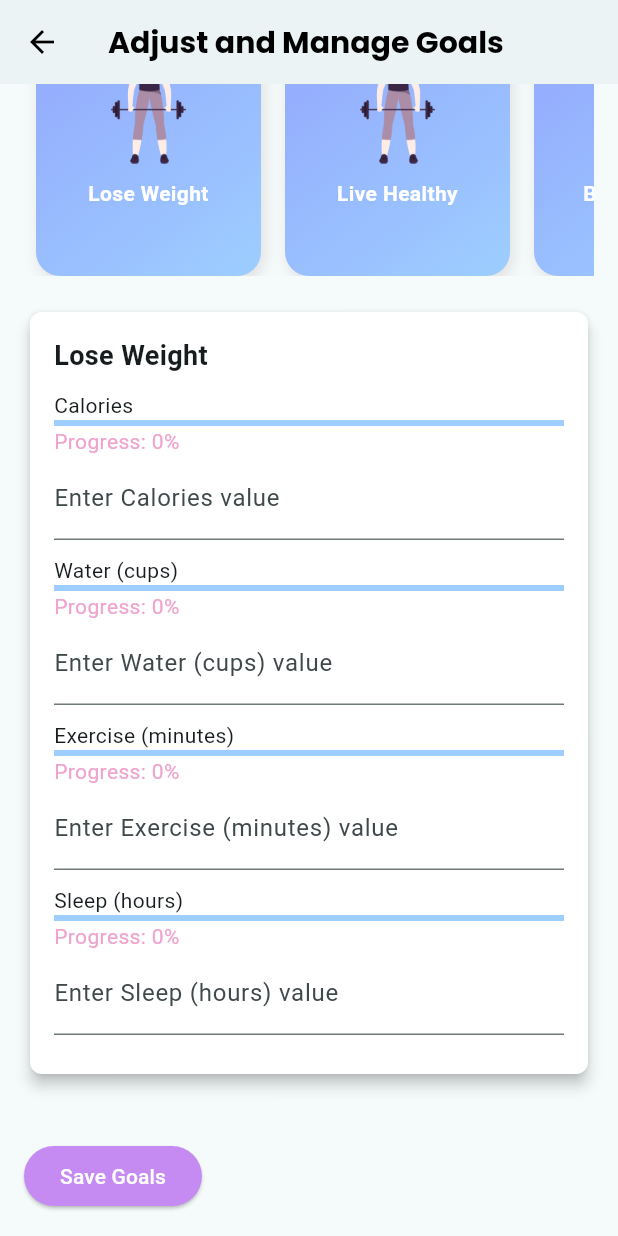
After one commit to SachchitBalamurugan/bpa_app_health, a Flutter app: the screen it shows after launch, item 2 of the bottom bar chosen, scrolled down 88 dp, after a tap on "Save Goals", on a phone screen of 412 x 824 dp. The commit adds this screen. Run offline on Flutter 3.47's test engine with Material 3 defaults, Android fonts, the phone set to English and light mode, and no system bars; our stand-ins replace google_fonts; missing offline and left inert: heart_bpm.

Commit message:
add goals

```diff
--- a/lib/main.dart
+++ b/lib/main.dart
@@ -16,7 +16,7 @@ class MyApp extends StatelessWidget {
     return MaterialApp(
       title: 'Flutter Demo',
       theme: ThemeData(
-        colorScheme: ColorScheme.fromSeed(seedColor: Colors.deepPurple),
+        colorScheme: ColorScheme.fromSeed(seedColor: Colors.white),
         useMaterial3: true,
       ),
       home: DashboardScreen(),
--- /dev/null
+++ b/lib/screens/goals.dart
@@ -0,0 +1,236 @@
+import 'package:flutter/material.dart';
+import 'package:google_fonts/google_fonts.dart';
+import 'package:healthapp/screens/home.dart';
+
+void main() {
+  runApp(MaterialApp(
+    home: AddGoalsScreen(),
+  ));
+}
+
+class AddGoalsScreen extends StatefulWidget {
+  @override
+  _AddGoalsScreenState createState() => _AddGoalsScreenState();
+}
+
+class _AddGoalsScreenState extends State<AddGoalsScreen> {
+  // Initial selected goal
+  String? selectedGoal;
+
+  // Define the goal structure with sub-goals
+  final Map<String, Map<String, double>> goals = {
+    "Lose Weight": {
+      "Calories": 2000,
+      "Water (cups)": 8,
+      "Exercise (minutes)": 30,
+      "Sleep (hours)": 8,
+    },
+    "Live Healthy": {
+      "Calories": 1800,
+      "Water (cups)": 10,
+      "Exercise (minutes)": 45,
+      "Sleep (hours)": 8,
+      "Vegetables (servings)": 5,
+    },
+    "Build Muscle": {
+      "Calories": 2500,
+      "Protein (grams)": 150,
+      "Exercise (minutes)": 60,
+      "Sleep (hours)": 8,
+    },
+    "Improve Shape": {
+      "Calories": 2200,
+      "Water (cups)": 8,
+      "Exercise (minutes - strength)": 40,
+      "Exercise (minutes - flexibility)": 20,
+      "Exercise (minutes - cardio)": 30,
+      "Sleep (hours)": 8,
+    },
+  };
+
+  // To hold progress for each sub-goal
+  Map<String, double> progress = {};
+
+  // Method to update progress
+  void updateProgress(String subGoal, double value) {
+    setState(() {
+      progress[subGoal] = value;
+    });
+  }
+
+  @override
+  void initState() {
+    super.initState();
+
+    // Initialize progress for the first goal if no goal is selected
+    if (selectedGoal == null) {
+      selectedGoal = goals.keys.first;
+      goals[selectedGoal]?.forEach((key, value) {
+        progress[key] = 0.0;
+      });
+    }
+  }
+
+  @override
+  Widget build(BuildContext context) {
+    return Scaffold(
+      appBar: AppBar(
+        title: Text(
+          'Adjust and Manage Goals',
+          style: GoogleFonts.poppins(
+            fontSize: 20,
+            fontWeight: FontWeight.bold,
+            color: Colors.black,
+          ),
+        ),
+        backgroundColor: Colors.white,
+        leading: IconButton(
+          icon: Icon(Icons.arrow_back, color: Colors.black),
+          onPressed: () {
+            Navigator.pushReplacement(
+              context,
+              MaterialPageRoute(builder: (context) => DashboardScreen()),
+            );
+          },
+        ),
+      ),
+      body: SingleChildScrollView(
+        padding: EdgeInsets.all(16),
+        child: Column(
+          crossAxisAlignment: CrossAxisAlignment.start,
+          children: [
+            // Horizontal slider for goals
+            SizedBox(
+              height: 200,
+              child: ListView.builder(
+                scrollDirection: Axis.horizontal,
+                itemCount: goals.keys.length,
+                itemBuilder: (context, index) {
+                  String goal = goals.keys.elementAt(index);
+                  return GestureDetector(
+                    onTap: () {
+                      setState(() {
+                        selectedGoal = goal;
+                        progress.clear();
+                        goals[selectedGoal]?.forEach((key, value) {
+                          progress[key] = 0.0;
+                        });
+                      });
+                    },
+                    child: Container(
+                      width: 150,
+                      margin: EdgeInsets.symmetric(horizontal: 8),
+                      decoration: BoxDecoration(
+                        borderRadius: BorderRadius.circular(16),
+                        gradient: LinearGradient(
+                          colors: [Color(0xFF92A3FD), Color(0xFF9DCEFF)],
+                          begin: Alignment.topLeft,
+                          end: Alignment.bottomRight,
+                        ),
+                        boxShadow: [
+                          BoxShadow(
+                            color: Colors.grey.shade300,
+                            blurRadius: 8,
+                            offset: Offset(2, 4),
+                          ),
+                        ],
+                      ),
+                      child: Column(
+                        mainAxisAlignment: MainAxisAlignment.center,
+                        children: [
+                          Image.asset(
+                            'assets/gym.png', // Placeholder image
+                            height: 80,
+                          ),
+                          SizedBox(height: 10),
+                          Text(
+                            goal,
+                            style: TextStyle(
+                              color: Colors.white,
+                              fontWeight: FontWeight.bold,
+                            ),
+                            textAlign: TextAlign.center,
+                          ),
+                        ],
+                      ),
+                    ),
+                  );
+                },
+              ),
+            ),
+            SizedBox(height: 20),
+
+            // Display subcategory progress bars if a goal is selected
+            if (selectedGoal != null)
+              Card(
+                color: Colors.white,
+                elevation: 4,
+                shape: RoundedRectangleBorder(
+                  borderRadius: BorderRadius.circular(8),
+                ),
+                child: Padding(
+                  padding: const EdgeInsets.all(16.0),
+                  child: Column(
+                    crossAxisAlignment: CrossAxisAlignment.start,
+                    children: [
+                      Text(
+                        selectedGoal!,
+                        style: TextStyle(
+                            fontSize: 18, fontWeight: FontWeight.bold),
+                      ),
+                      SizedBox(height: 10),
+
+                      // Create progress bars for each sub-goal
+                      ...goals[selectedGoal]!.keys.map((subGoal) {
+                        double goalValue = goals[selectedGoal]![subGoal]!;
+                        double currentProgress = progress[subGoal] ?? 0.0;
+                        return Column(
+                          crossAxisAlignment: CrossAxisAlignment.start,
+                          children: [
+                            Text(subGoal),
+                            LinearProgressIndicator(
+                              value: currentProgress / goalValue,
+                              backgroundColor: Color(0xFF9DCEFF),
+                              valueColor:
+                              AlwaysStoppedAnimation<Color>(Color(0xFFC58BF2)),
+                            ),
+                            Text(
+                              'Progress: ${(currentProgress / goalValue * 100).toStringAsFixed(0)}%',
+                              style: TextStyle(color: Color(0xFFEEA4CE)),
+                            ),
+                            TextField(
+                              keyboardType: TextInputType.number,
+                              decoration: InputDecoration(
+                                labelText: 'Enter $subGoal value',
+                              ),
+                              onChanged: (value) {
+                                double progressValue =
+                                    double.tryParse(value) ?? 0.0;
+                                updateProgress(subGoal, progressValue);
+                              },
+                            ),
+                            SizedBox(height: 10),
+                          ],
+                        );
+                      }).toList(),
+                    ],
+                  ),
+                ),
+              ),
+            SizedBox(height: 40),
+            ElevatedButton(
+              onPressed: () {
+                print('Goals saved');
+              },
+              child: Text('Save Goals'),
+              style: ElevatedButton.styleFrom(
+                foregroundColor: Colors.white,
+                backgroundColor: Color(0xFFC58BF2),
+              ),
+            ),
+          ],
+        ),
+      ),
+    );
+  }
+}
--- a/lib/screens/home.dart
+++ b/lib/screens/home.dart
@@ -1,5 +1,6 @@
 import 'package:flutter/material.dart';
 import 'package:google_fonts/google_fonts.dart';
+import 'package:healthapp/screens/goals.dart';
 import '../components/heart_rate.dart';
 import '../components/water_component.dart';
 
@@ -9,6 +10,36 @@ class DashboardScreen extends StatefulWidget {
 }
 
 class _DashboardScreenState extends State<DashboardScreen> {
+  int _selectedIndex = 0;
+
+  // Function to handle navigation between screens
+  void _onItemTapped(int index) {
+    setState(() {
+      _selectedIndex = index;
+    });
+    // Navigate to the corresponding screen based on index
+    switch (index) {
+      case 0:
+        Navigator.pushReplacement(
+          context,
+          MaterialPageRoute(builder: (context) => DashboardScreen()),
+        );
+        break;
+      case 1:
+        Navigator.pushReplacement(
+          context,
+          MaterialPageRoute(builder: (context) => AddGoalsScreen()),
+        );
+        break;
+      // case 2:
+      //   Navigator.pushReplacement(
+      //     context,
+      //     MaterialPageRoute(builder: (context) => ProfileScreen()),
+      //   );
+      //   break;
+    }
+  }
+
   double _bmi = 0; // Initial BMI value
   List<double> pieData = [20.1, 79.9]; // Placeholder pie data for BMI
   int _currentWaterIntake = 0; // Current water intake in milliliters
@@ -642,6 +673,8 @@ class _DashboardScreenState extends State<DashboardScreen> {
         ),
       ),
       bottomNavigationBar: BottomNavigationBar(
+        currentIndex: _selectedIndex,
+        onTap: _onItemTapped, // Call _onItemTapped when an item is tapped
         items: [
           BottomNavigationBarItem(
             icon: Icon(Icons.home),
--- a/pubspec.yaml
+++ b/pubspec.yaml
@@ -58,6 +58,7 @@ flutter:
 
   assets:
     - assets/Sleep-Graph.png
+    - assets/gym.png
 
   fonts:
     - family: Poppins
```
Also changed, not shown: assets/gym.png (added).
